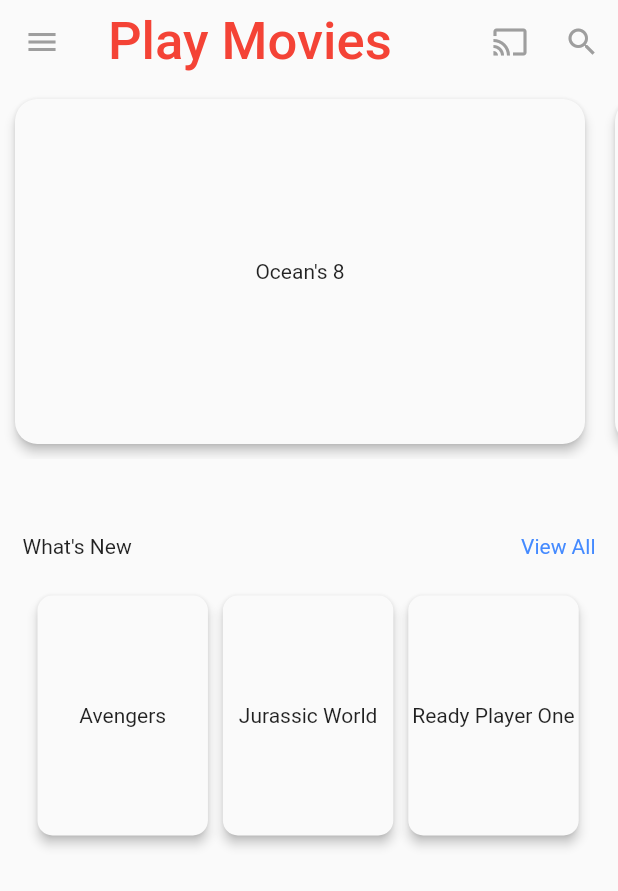
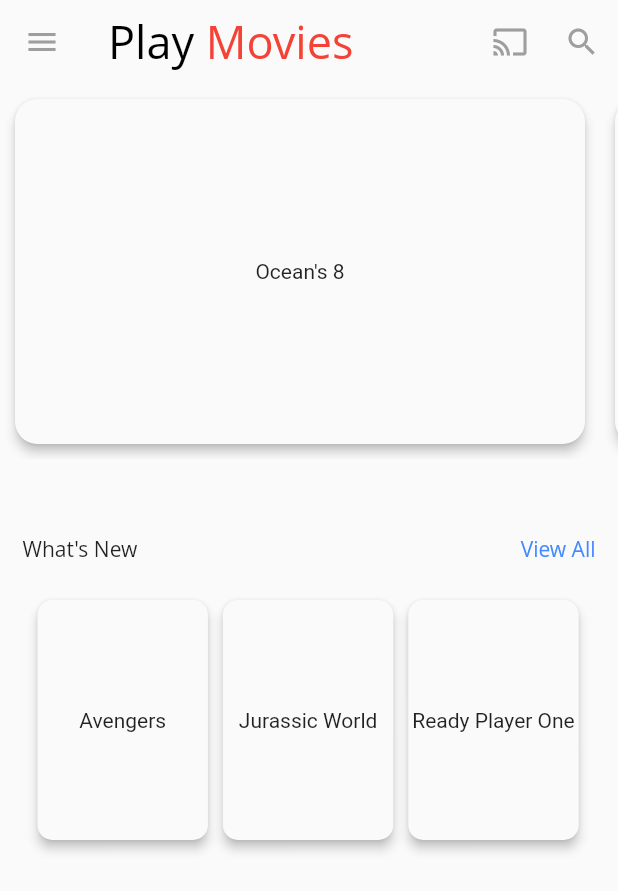
Before and after one commit to mwritter/Movie_App, a Flutter app: the screen it shows after launch, on a phone screen of 412 x 824 dp. Shown: the top 891 px of the screen. Run offline on Flutter 3.47's test engine with Material 2 defaults, Android fonts, the phone set to English and light mode, and no system bars.

Commit message:
Added two fonts to project

```diff
--- a/lib/components/section_view.dart
+++ b/lib/components/section_view.dart
@@ -37,11 +37,15 @@ class MovieSection extends StatelessWidget {
           children: <Widget>[
             Row(
               children: <Widget>[
-                Text(title),
+                Text(
+                  title,
+                  style: TextStyle(fontFamily: 'OpenSans'),
+                ),
                 Spacer(),
                 Text(
                   "View All",
-                  style: TextStyle(color: Colors.blueAccent),
+                  style: TextStyle(
+                      color: Colors.blueAccent, fontFamily: 'OpenSans'),
                 ),
               ],
             ),
--- a/lib/pages/landing.dart
+++ b/lib/pages/landing.dart
@@ -11,8 +11,20 @@ class LandingPage extends StatelessWidget {
           iconTheme: IconThemeData(color: Colors.grey),
           backgroundColor: Colors.transparent,
           elevation: 0.0,
-          title: Text("Play Movies",
-              style: TextStyle(color: Colors.red, fontSize: 35.0)),
+          title: Row(
+            children: <Widget>[
+              Text("Play ",
+                  style: TextStyle(
+                      color: Colors.black,
+                      fontSize: 30.0,
+                      fontFamily: 'OpenSans')),
+              Text("Movies",
+                  style: TextStyle(
+                      color: Colors.red,
+                      fontSize: 30.0,
+                      fontFamily: 'OpenSans')),
+            ],
+          ),
           actions: <Widget>[
             IconButton(
               onPressed: () {},
```
Also changed, not shown: pubspec.yaml (+14 -2 lines), assets/fonts/OpenSans-Bold.ttf (added), assets/fonts/OpenSans-Regular.ttf (added), assets/fonts/Roboto-Bold.ttf (added), assets/fonts/Roboto-Regular.ttf (added), 5 other files.
